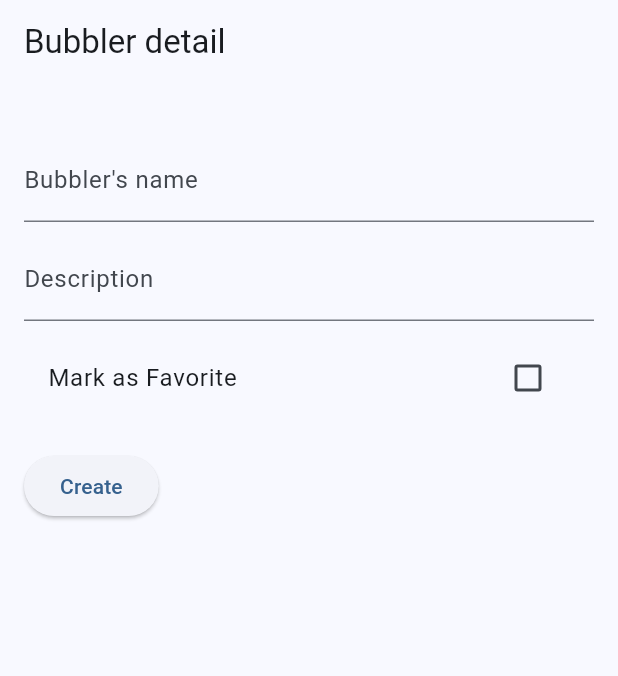
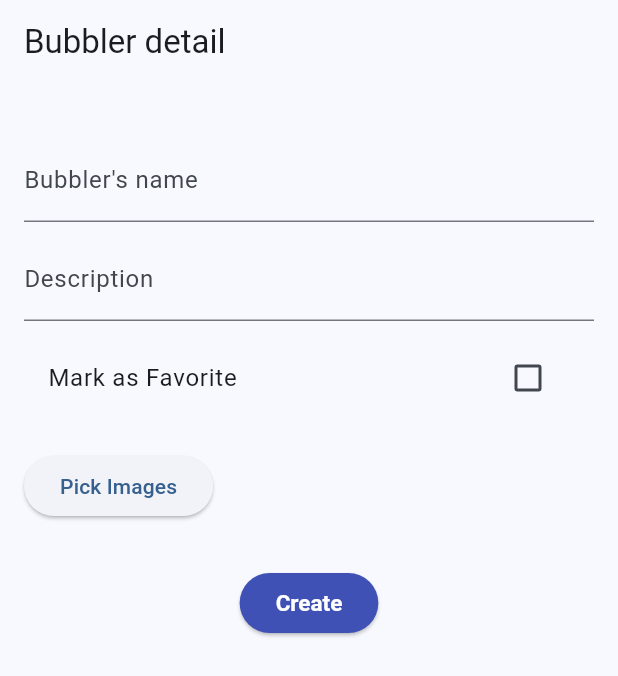
Before and after one commit to bakajstep/TAMa_2024, a Flutter app: the AddBubblerDetailsScreen screen opened directly with empty values, on a phone screen of 412 x 824 dp. Shown: the top 676 px of the screen. Run offline on Flutter 3.47's test engine with Material 3 defaults, Android fonts, the phone set to English and light mode, and no system bars; our stand-ins replace email_validator, flutter_map, flutter_typeahead, geolocator, get_it, google_sign_in and 3 more; missing offline and left inert: flutter_map_marker_cluster, google_sign_in_web, maps_launcher; accounts and stored records are empty.

Commit message:
Add option for uploading pictures during bubbler creation

```diff
--- a/thirst_quest/lib/screens/add_bubbler_detail.dart
+++ b/thirst_quest/lib/screens/add_bubbler_detail.dart
@@ -1,4 +1,7 @@
+import 'dart:typed_data';
+
 import 'package:flutter/material.dart';
+import 'package:image_picker/image_picker.dart';
 import 'package:latlong2/latlong.dart';
 import 'package:thirst_quest/api/models/water_bubbler.dart';
 import 'package:thirst_quest/di.dart';
@@ -19,11 +22,29 @@ class AddBubblerDetailsScreenState extends State<AddBubblerDetailsScreen> {
   final WaterBubblerService bubblerService = DI.get<WaterBubblerService>();
   bool _isFavorite = false;
 
+  final ImagePicker _picker = ImagePicker();
+  List<XFile>? _selectedImages;
+
+  Future<void> _pickImages() async {
+    final List<XFile>? pickedImages = await _picker.pickMultiImage();
+    if (pickedImages != null && pickedImages.isNotEmpty) {
+      setState(() {
+        _selectedImages = pickedImages;
+      });
+    }
+  }
+
+  Future<Uint8List> _loadImageBytes(XFile xfile) async {
+    return await xfile.readAsBytes();
+  }
+
   @override
   Widget build(BuildContext context) {
     return Scaffold(
-      appBar: AppBar(title: Text("Bubbler detail")),
-      body: Padding(
+      appBar: AppBar(
+        title: Text("Bubbler detail"),
+      ),
+      body: SingleChildScrollView(
         padding: const EdgeInsets.all(16.0),
         child: Column(
           crossAxisAlignment: CrossAxisAlignment.start,
@@ -50,6 +71,44 @@ class AddBubblerDetailsScreenState extends State<AddBubblerDetailsScreen> {
             ),
             SizedBox(height: 20),
             ElevatedButton(
+              onPressed: _pickImages,
+              child: Text("Pick Images"),
+            ),
+            SizedBox(height: 10),
+            if (_selectedImages != null && _selectedImages!.isNotEmpty)
+              FutureBuilder(
+                future: Future.wait(
+                  _selectedImages!.map((xfile) => _loadImageBytes(xfile)),
+                ),
+                builder: (context, AsyncSnapshot<List<Uint8List>> snapshot) {
+                  if (snapshot.connectionState == ConnectionState.waiting) {
+                    return Center(child: CircularProgressIndicator());
+                  }
+                  if (snapshot.hasData) {
+                    final imagesData = snapshot.data!;
+                    return GridView.builder(
+                      shrinkWrap: true,
+                      physics: NeverScrollableScrollPhysics(),
+                      itemCount: imagesData.length,
+                      gridDelegate: SliverGridDelegateWithFixedCrossAxisCount(
+                        crossAxisCount: 3, // počet obrázků v jednom řádku
+                        crossAxisSpacing: 5,
+                        mainAxisSpacing: 5,
+                      ),
+                      itemBuilder: (BuildContext context, int index) {
+                        return Image.memory(
+                          imagesData[index],
+                          fit: BoxFit.cover,
+                        );
+                      },
+                    );
+                  }
+                  return SizedBox();
+                },
+              ),
+            SizedBox(height: 20),
+            Center(
+              child: ElevatedButton(
                 onPressed: () {
                   if (_nameController.text.isEmpty) {
                     ScaffoldMessenger.of(context).showSnackBar(
@@ -57,16 +116,29 @@ class AddBubblerDetailsScreenState extends State<AddBubblerDetailsScreen> {
                     );
                     return;
                   }
+
                   final WaterBubbler bubbler = WaterBubbler.fromLatLng(
                     latLng: widget.location,
                     name: _nameController.text,
                     description: _descriptionController.text,
                     favorite: _isFavorite,
                   );
+
+                  // Tady můžete uložit obrázky společně s bubblerem dle potřeby.
+
                   bubblerService.createWaterBubbler(bubbler);
                   Navigator.pop(context, bubbler);
                 },
+                style: ElevatedButton.styleFrom(
+                  backgroundColor: Colors.indigo,
+                  foregroundColor: Colors.white,
+                  textStyle: TextStyle(fontWeight: FontWeight.bold, fontSize: 15),
+                  shape: RoundedRectangleBorder(
+                    borderRadius: BorderRadius.circular(30),
+                  ),
+                ),
                 child: Text("Create"),
+              ),
             ),
           ],
         ),
```
Lines whose indentation alone changed are shown as unchanged.
